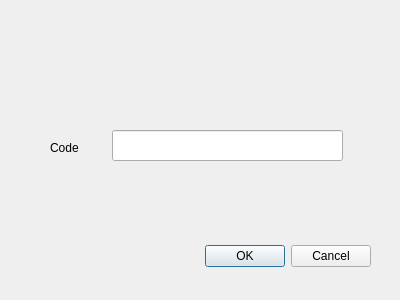
The window that Facility/loginwindow.ui (etsi-kekeli/gestion_bibliotheque_image) describes before a commit, drawn with Qt 5.
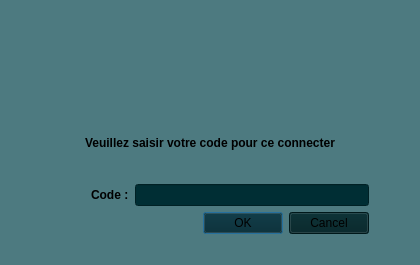
The same window after the commit. Icons and pictures are not drawn.

Commit message: retouche sur le design plus design login

What changed in the file:
```diff
--- a/Facility/loginwindow.ui
+++ b/Facility/loginwindow.ui
@@ -6,55 +6,165 @@
    <rect>
     <x>0</x>
     <y>0</y>
-    <width>400</width>
-    <height>300</height>
+    <width>420</width>
+    <height>265</height>
    </rect>
   </property>
   <property name="windowTitle">
    <string>Dialog</string>
   </property>
-  <widget class="QDialogButtonBox" name="LoginbuttonBox">
-   <property name="geometry">
-    <rect>
-     <x>30</x>
-     <y>240</y>
-     <width>341</width>
-     <height>32</height>
-    </rect>
-   </property>
-   <property name="orientation">
-    <enum>Qt::Orientation::Horizontal</enum>
-   </property>
-   <property name="standardButtons">
-    <set>QDialogButtonBox::StandardButton::Cancel|QDialogButtonBox::StandardButton::Ok</set>
-   </property>
-  </widget>
-  <widget class="QLineEdit" name="codeLineEdit">
-   <property name="geometry">
-    <rect>
-     <x>112</x>
-     <y>130</y>
-     <width>231</width>
-     <height>31</height>
-    </rect>
-   </property>
-   <property name="echoMode">
-    <enum>QLineEdit::EchoMode::Password</enum>
-   </property>
-  </widget>
-  <widget class="QLabel" name="label">
-   <property name="geometry">
-    <rect>
-     <x>50</x>
-     <y>140</y>
-     <width>58</width>
-     <height>15</height>
-    </rect>
-   </property>
-   <property name="text">
-    <string>Code</string>
-   </property>
-  </widget>
+  <property name="styleSheet">
+   <string notr="true">QDialog{
+border:none;
+background-color: rgba(77, 122, 128,1); 
+border-radius: 10px;
+
+}</string>
+  </property>
+  <layout class="QGridLayout" name="gridLayout">
+   <item row="3" column="2">
+    <spacer name="horizontalSpacer_2">
+     <property name="orientation">
+      <enum>Qt::Orientation::Horizontal</enum>
+     </property>
+     <property name="sizeType">
+      <enum>QSizePolicy::Policy::Preferred</enum>
+     </property>
+     <property name="sizeHint" stdset="0">
+      <size>
+       <width>40</width>
+       <height>20</height>
+      </size>
+     </property>
+    </spacer>
+   </item>
+   <item row="3" column="1">
+    <layout class="QVBoxLayout" name="verticalLayout">
+     <item>
+      <layout class="QHBoxLayout" name="horizontalLayout">
+       <item>
+        <spacer name="horizontalSpacer_3">
+         <property name="orientation">
+          <enum>Qt::Orientation::Horizontal</enum>
+         </property>
+         <property name="sizeType">
+          <enum>QSizePolicy::Policy::Preferred</enum>
+         </property>
+         <property name="sizeHint" stdset="0">
+          <size>
+           <width>40</width>
+           <height>20</height>
+          </size>
+         </property>
+        </spacer>
+       </item>
+       <item>
+        <widget class="QLabel" name="label">
+         <property name="text">
+          <string>&lt;html&gt;&lt;head/&gt;&lt;body&gt;&lt;p&gt;&lt;span style=&quot; font-weight:700;&quot;&gt;Code :&lt;/span&gt;&lt;/p&gt;&lt;/body&gt;&lt;/html&gt;</string>
+         </property>
+        </widget>
+       </item>
+       <item>
+        <widget class="QLineEdit" name="codeLineEdit">
+         <property name="styleSheet">
+          <string notr="true">background-color: rgb(0, 46, 52);</string>
+         </property>
+         <property name="echoMode">
+          <enum>QLineEdit::EchoMode::Password</enum>
+         </property>
+        </widget>
+       </item>
+      </layout>
+     </item>
+     <item>
+      <layout class="QHBoxLayout" name="horizontalLayout_2">
+       <item>
+        <widget class="QDialogButtonBox" name="LoginbuttonBox">
+         <property name="styleSheet">
+          <string notr="true">background-color: rgb(0, 33, 37);</string>
+         </property>
+         <property name="orientation">
+          <enum>Qt::Orientation::Horizontal</enum>
+         </property>
+         <property name="standardButtons">
+          <set>QDialogButtonBox::StandardButton::Cancel|QDialogButtonBox::StandardButton::Ok</set>
+         </property>
+        </widget>
+       </item>
+      </layout>
+     </item>
+    </layout>
+   </item>
+   <item row="2" column="1">
+    <widget class="QLabel" name="label_2">
+     <property name="text">
+      <string>&lt;html&gt;&lt;head/&gt;&lt;body&gt;&lt;p&gt;&lt;span style=&quot; font-weight:700;&quot;&gt;Veuillez saisir votre code pour ce connecter&lt;/span&gt;&lt;/p&gt;&lt;/body&gt;&lt;/html&gt;</string>
+     </property>
+     <property name="alignment">
+      <set>Qt::AlignmentFlag::AlignCenter</set>
+     </property>
+    </widget>
+   </item>
+   <item row="4" column="1">
+    <spacer name="verticalSpacer">
+     <property name="orientation">
+      <enum>Qt::Orientation::Vertical</enum>
+     </property>
+     <property name="sizeType">
+      <enum>QSizePolicy::Policy::Preferred</enum>
+     </property>
+     <property name="sizeHint" stdset="0">
+      <size>
+       <width>20</width>
+       <height>20</height>
+      </size>
+     </property>
+    </spacer>
+   </item>
+   <item row="3" column="0">
+    <spacer name="horizontalSpacer">
+     <property name="orientation">
+      <enum>Qt::Orientation::Horizontal</enum>
+     </property>
+     <property name="sizeType">
+      <enum>QSizePolicy::Policy::Preferred</enum>
+     </property>
+     <property name="sizeHint" stdset="0">
+      <size>
+       <width>40</width>
+       <height>20</height>
+      </size>
+     </property>
+    </spacer>
+   </item>
+   <item row="0" column="1">
+    <spacer name="verticalSpacer_2">
+     <property name="orientation">
+      <enum>Qt::Orientation::Vertical</enum>
+     </property>
+     <property name="sizeType">
+      <enum>QSizePolicy::Policy::Preferred</enum>
+     </property>
+     <property name="sizeHint" stdset="0">
+      <size>
+       <width>20</width>
+       <height>20</height>
+      </size>
+     </property>
+    </spacer>
+   </item>
+   <item row="1" column="1">
+    <widget class="QLabel" name="label_3">
+     <property name="styleSheet">
+      <string notr="true">border-image: url(:/FacilityLogo/FacilityLogo/Facility.png);</string>
+     </property>
+     <property name="text">
+      <string/>
+     </property>
+    </widget>
+   </item>
+  </layout>
  </widget>
  <resources/>
  <connections>
```
The commit also changes 7 other files.
